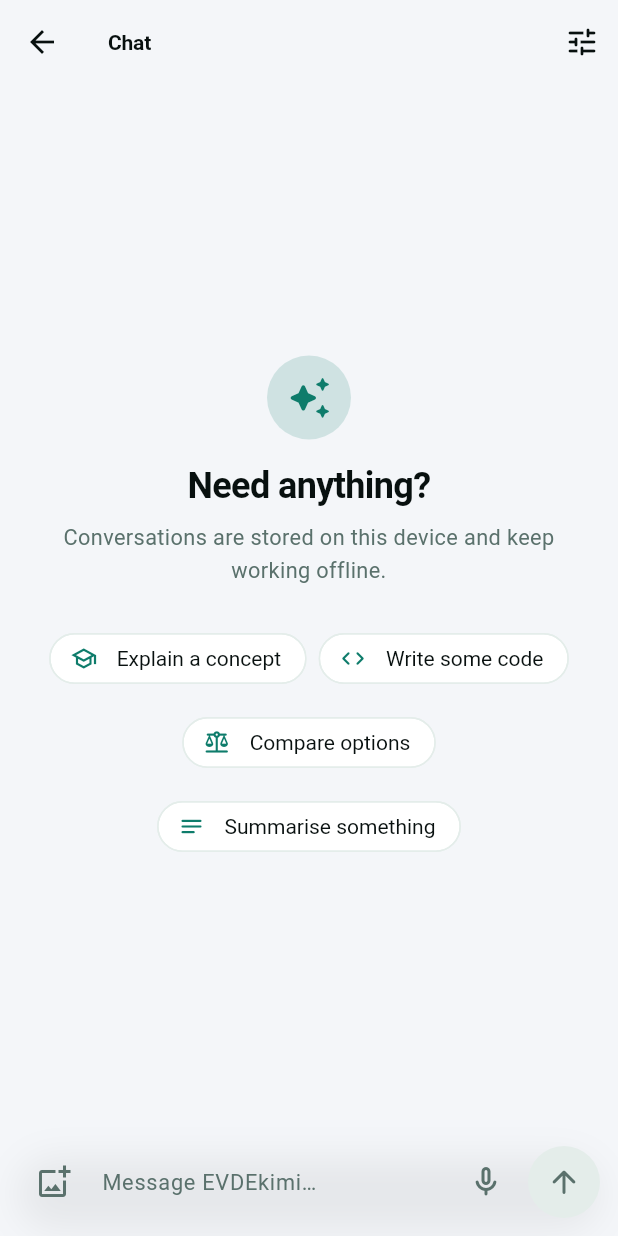
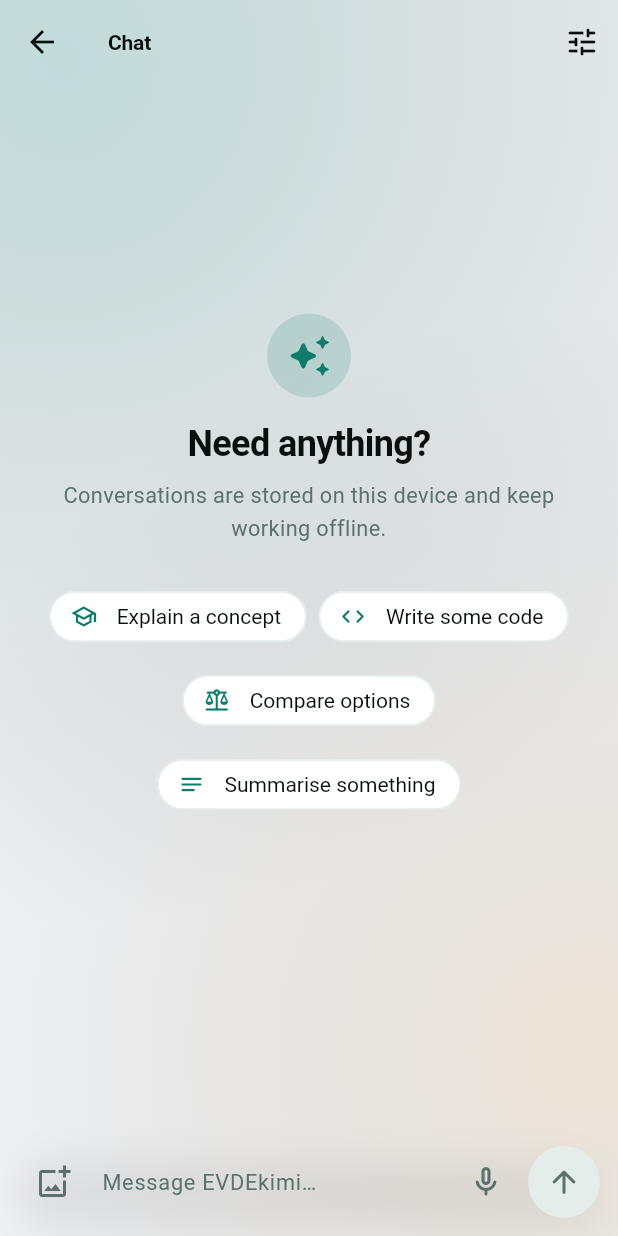
Before and after one commit to matthewraymondh/EVDEkimi-mobile, a Flutter app: the ChatScreen screen opened directly with empty values, on a phone screen of 412 x 824 dp. Run offline on Flutter 3.47's test engine with Material 3 defaults, Android fonts, the phone set to English and light mode, and no system bars; our stand-ins replace connectivity_plus, dio, equatable, flutter_riverpod, flutter_secure_storage, go_router and 4 more; missing offline and left inert: google_mlkit_text_recognition, gpt_markdown, liquid_glass_widgets, onnxruntime; accounts and stored records are empty.

Commit message:
feat(ui): extend glass to app bars and fix the missing backdrop
Glass was only on the navigation bar and the composer, and the composer had
nothing to refract — AppBackdrop was installed in HomeShell, but the chat screen
routes outside the shell, so the one screen the composer lives on had a flat
canvas behind it. That is the same "looks like frost" problem as before, just
localised.

All four app bars are now glass: chat, search, settings and the log console. New
GlassAppBar puts the glass in flexibleSpace rather than replacing AppBar, so
titles, leading buttons, actions, bottom widgets and the automatic back button
keep working as Material implements them, and the whole thing degrades to a plain
AppBar when glass is off.

Each of those screens sets extendBodyBehindAppBar and pads its content by the bar
height plus the status-bar inset. That padding is the point rather than a detail:
a bar with opaque layout beneath it has nothing to refract and would read as a
slightly cloudy solid bar. Content has to pass underneath.

The chat screen needed the most rework. Its offline banner moved from the body
into the app bar's bottom slot, because with the body extending behind the bar it
would otherwise have been hidden — and attached to the chrome is where a
connectivity banner belongs anyway. The reversed transcript now pads its top by
the bar height, so messages scroll up into the glass rather than stopping short
of it.

Material's scrolled-under tint is disabled on these bars: the glass already says
"content is passing beneath me" far better than a colour shift, and the two
fought each other.

Content stays opaque throughout — bubbles, conversation cards, list rows. That is
the package's own rule and the one worth keeping.

123 tests, analyze clean, debug APK builds.

```diff
--- a/lib/design_system/glass.dart
+++ b/lib/design_system/glass.dart
@@ -169,6 +169,55 @@ class AppBackdrop extends StatelessWidget {
   }
 }
 
+/// An app bar that becomes a glass pane when glass is enabled.
+///
+/// Only meaningful on a `Scaffold` with `extendBodyBehindAppBar: true` — a bar
+/// with opaque layout beneath it has nothing to refract, and would look like a
+/// slightly cloudy solid bar. Screens using this therefore pad their scrollable
+/// by [preferredSize] plus the status-bar inset, so content passes *underneath*
+/// rather than starting below.
+///
+/// The glass lives in `flexibleSpace` rather than replacing the AppBar, so
+/// titles, leading buttons, actions, `bottom` widgets and the automatic back
+/// button all keep working exactly as Material implements them.
+class GlassAppBar extends StatelessWidget implements PreferredSizeWidget {
+  const GlassAppBar({
+    this.title,
+    this.actions,
+    this.bottom,
+    this.leading,
+    super.key,
+  });
+
+  final Widget? title;
+  final List<Widget>? actions;
+  final PreferredSizeWidget? bottom;
+  final Widget? leading;
+
+  @override
+  Size get preferredSize =>
+      Size.fromHeight(kToolbarHeight + (bottom?.preferredSize.height ?? 0));
+
+  @override
+  Widget build(BuildContext context) {
+    final isGlass = GlassScope.of(context);
+
+    return AppBar(
+      title: title,
+      actions: actions,
+      bottom: bottom,
+      leading: leading,
+      backgroundColor: isGlass ? Colors.transparent : null,
+      // Material's scroll-under tint would fight the glass, which already
+      // conveys "content is passing beneath me" far better than a colour shift.
+      scrolledUnderElevation: 0,
+      flexibleSpace: isGlass
+          ? const GlassSurface(cornerRadius: 0, child: SizedBox.expand())
+          : null,
+    );
+  }
+}
+
 /// Applies the app's glass preference on top of the system's.
 ///
 /// Only forces the fallback when the user has switched glass *off*. Passing
--- a/lib/features/chat/presentation/chat_screen.dart
+++ b/lib/features/chat/presentation/chat_screen.dart
@@ -1,4 +1,5 @@
 import 'package:evdekimi_ai/design_system/chat_theme.dart';
+import 'package:evdekimi_ai/design_system/glass.dart';
 import 'package:evdekimi_ai/design_system/tokens.dart';
 import 'package:evdekimi_ai/design_system/widgets/app_widgets.dart';
 import 'package:evdekimi_ai/di/providers.dart';
@@ -75,7 +76,22 @@ class _ChatScreenState extends ConsumerState<ChatScreen> {
     );
 
     return Scaffold(
-      appBar: AppBar(
+      // Required for the glass bar to mean anything: the transcript has to pass
+      // underneath it rather than starting below it.
+      extendBodyBehindAppBar: true,
+      appBar: GlassAppBar(
+        // The offline banner rides under the bar instead of sitting in the body.
+        // With the body extending behind the bar it would otherwise be hidden,
+        // and attached to the chrome is where it belongs anyway.
+        bottom: isOnline
+            ? null
+            : PreferredSize(
+                preferredSize: const Size.fromHeight(36),
+                child: OfflineBanner(
+                  isVisible: !isOnline,
+                  pendingCount: pendingCount,
+                ),
+              ),
         title: Column(
           crossAxisAlignment: CrossAxisAlignment.start,
           children: [
@@ -103,9 +119,9 @@ class _ChatScreenState extends ConsumerState<ChatScreen> {
           ),
         ],
       ),
-      body: Column(
+      body: AppBackdrop(
+        child: Column(
           children: [
-          OfflineBanner(isVisible: !isOnline, pendingCount: pendingCount),
             Expanded(
               child: messagesAsync.when(
                 loading: () => messages.isEmpty
@@ -130,6 +146,7 @@ class _ChatScreenState extends ConsumerState<ChatScreen> {
             ),
           ],
         ),
+      ),
       floatingActionButton: _userScrolledAway && messages.isNotEmpty
           ? FloatingActionButton.small(
               onPressed: _scrollToBottom,
@@ -148,10 +165,22 @@ class _ChatScreenState extends ConsumerState<ChatScreen> {
     // `reverse: true` is what keeps the newest message pinned to the bottom while
     // tokens stream in, without any scroll maths: the viewport grows downward from
     // offset 0. It also means the list does not jump when older history loads.
+    // Top padding clears the glass bar. The list is reversed, so this is the
+    // padding messages scroll *into* as they move up — which is the whole point:
+    // seeing the transcript refract through the bar is what makes it read as
+    // glass rather than a tinted strip.
+    final barHeight =
+        MediaQuery.paddingOf(context).top +
+        kToolbarHeight +
+        (ref.read(isOnlineProvider) ? 0 : 36);
+
     return ListView.builder(
       controller: _scrollController,
       reverse: true,
-      padding: const EdgeInsets.symmetric(vertical: AppSpacing.md),
+      padding: EdgeInsets.only(
+        top: barHeight + AppSpacing.md,
+        bottom: AppSpacing.md,
+      ),
       itemCount: messages.length,
       itemBuilder: (context, index) {
         final message = messages[messages.length - 1 - index];
```
Also changed, not shown: lib/features/chat/presentation/search_screen.dart (+13 -3 lines), lib/features/diagnostics/log_console_screen.dart (+11 -3 lines), lib/features/settings/presentation/settings_screen.dart (+12 -3 lines). Lines whose indentation alone changed are shown as unchanged.
